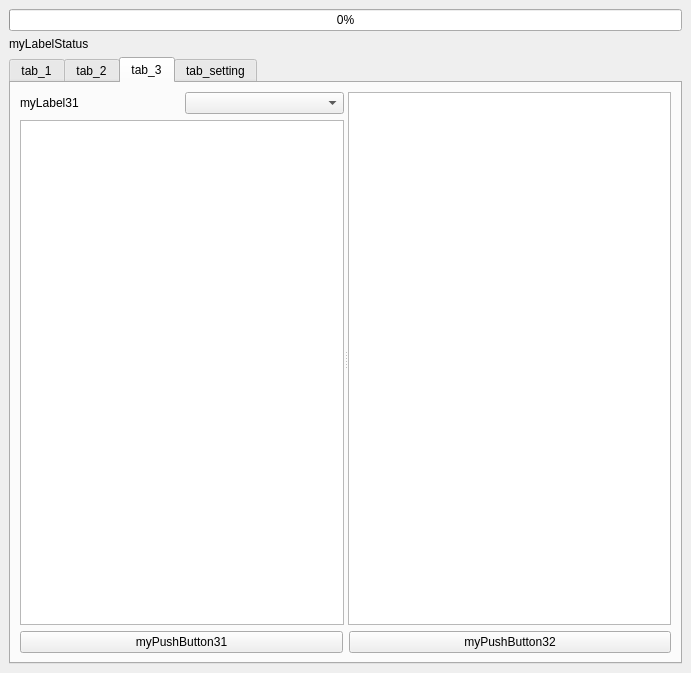
babayoshihiko/jpdata, file jpdata_dockwidget_base.ui: the form before one commit.
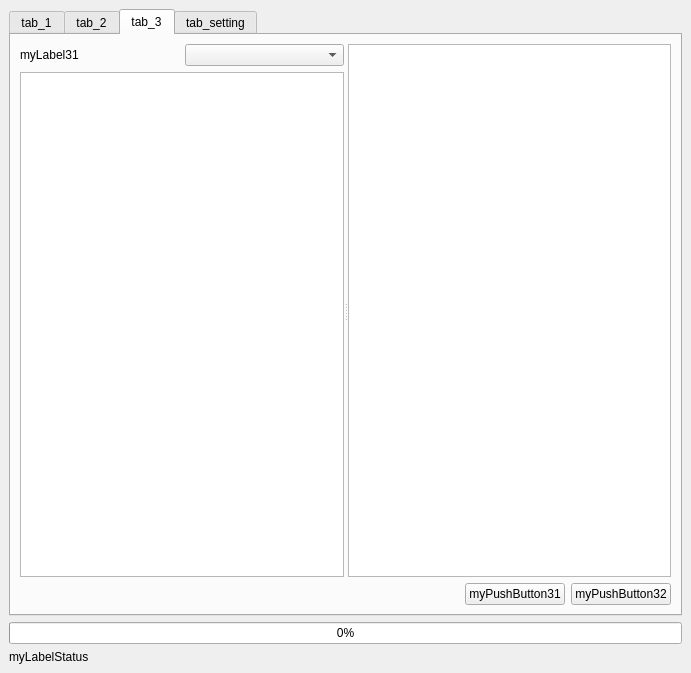
The form after the commit. The open tabs and pages were chosen to show the change.

Commit message: another window

Patch:
```diff
--- a/jpdata_dockwidget_base.ui
+++ b/jpdata_dockwidget_base.ui
@@ -15,20 +15,7 @@
   </property>
   <widget class="QWidget" name="dockWidgetContents">
    <layout class="QGridLayout" name="gridLayout">
-    <item row="5" column="0">
-     <widget class="QProgressBar" name="progressBar">
-      <property name="sizePolicy">
-       <sizepolicy hsizetype="Expanding" vsizetype="Fixed">
-        <horstretch>1</horstretch>
-        <verstretch>0</verstretch>
-       </sizepolicy>
-      </property>
-      <property name="value">
-       <number>0</number>
-      </property>
-     </widget>
-    </item>
-    <item row="6" column="0">
+    <item row="9" column="0">
      <widget class="QLabel" name="myLabelStatus">
       <property name="text">
        <string>myLabelStatus</string>
@@ -175,6 +162,19 @@
           </item>
           <item>
            <layout class="QHBoxLayout" name="horizontalLayout_4">
+            <item>
+             <spacer name="horizontalSpacer_2">
+              <property name="orientation">
+               <enum>Qt::Horizontal</enum>
+              </property>
+              <property name="sizeHint" stdset="0">
+               <size>
+                <width>40</width>
+                <height>20</height>
+               </size>
+              </property>
+             </spacer>
+            </item>
             <item>
              <widget class="QPushButton" name="myPushButton31">
               <property name="text">
@@ -290,6 +290,19 @@
       </widget>
      </widget>
     </item>
+    <item row="8" column="0">
+     <widget class="QProgressBar" name="progressBar">
+      <property name="sizePolicy">
+       <sizepolicy hsizetype="Expanding" vsizetype="Fixed">
+        <horstretch>1</horstretch>
+        <verstretch>0</verstretch>
+       </sizepolicy>
+      </property>
+      <property name="value">
+       <number>0</number>
+      </property>
+     </widget>
+    </item>
    </layout>
   </widget>
  </widget>
```
Left out of the diff: 118 changed lines with no effect on the pictures. The commit also changes 3 other files.
